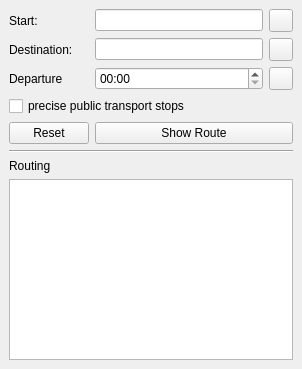
This is plaza_route_dockwidget_base.ui in PlazaRoute/qgis-plugin as Qt 5 draws it before an edit. The edited form follows.
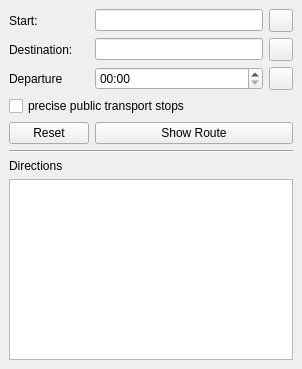
This is the edited form. Icons and pictures are not drawn.

Commit message: rename routing to destination

Diff of the .ui file:
```diff
--- a/plaza_route_dockwidget_base.ui
+++ b/plaza_route_dockwidget_base.ui
@@ -132,7 +132,7 @@
     <item row="2" column="0">
      <widget class="QLabel" name="routing_label">
       <property name="text">
-       <string>Routing</string>
+       <string>Directions</string>
       </property>
      </widget>
     </item>
```
Left out of the diff: 4 changed lines with no effect on the pictures. The commit also changes 4 other files.
